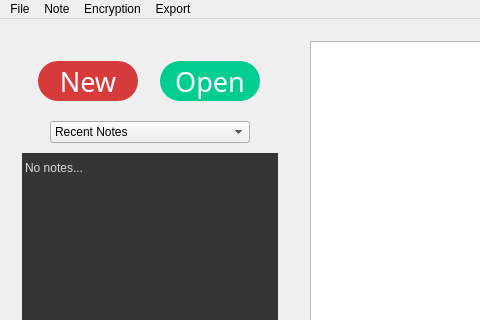
Before: the Qt Designer form mainwindow.ui in dhamith93/QuickNote, drawn with Qt 5; both pictures show x 0 to 480 and y 0 to 320 of the 932 by 782 pixel window.
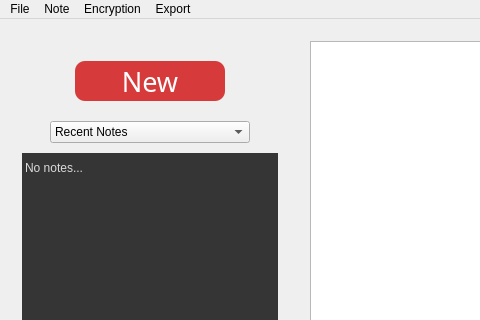
After: the same form once the commit is applied. Custom widgets are drawn as their Qt base class.

Commit message: Conversion to sqlite DB from file based notes

What changed in the file:
```diff
--- a/mainwindow.ui
+++ b/mainwindow.ui
@@ -92,7 +92,7 @@
             </property>
             <property name="maximumSize">
              <size>
-              <width>100</width>
+              <width>150</width>
               <height>40</height>
              </size>
             </property>
@@ -119,7 +119,7 @@
             </property>
             <property name="styleSheet">
              <string notr="true">QPushButton  {
-	border-radius: 20%; 
+	border-radius: 10%; 
 	background-color: #d63a3a;
 	color: #ffffff; 
 }
@@ -138,68 +138,6 @@
             </property>
            </widget>
           </item>
-          <item>
-           <widget class="QPushButton" name="openNoteBtn">
-            <property name="sizePolicy">
-             <sizepolicy hsizetype="Fixed" vsizetype="Fixed">
-              <horstretch>0</horstretch>
-              <verstretch>0</verstretch>
-             </sizepolicy>
-            </property>
-            <property name="minimumSize">
-             <size>
-              <width>80</width>
-              <height>40</height>
-             </size>
-            </property>
-            <property name="maximumSize">
-             <size>
-              <width>100</width>
-              <height>40</height>
-             </size>
-            </property>
-            <property name="baseSize">
-             <size>
-              <width>100</width>
-              <height>100</height>
-             </size>
-            </property>
-            <property name="font">
-             <font>
-              <family>Roboto Mono for Powerline</family>
-              <pointsize>20</pointsize>
-             </font>
-            </property>
-            <property name="cursor">
-             <cursorShape>PointingHandCursor</cursorShape>
-            </property>
-            <property name="toolTip">
-             <string>New Note</string>
-            </property>
-            <property name="layoutDirection">
-             <enum>Qt::LeftToRight</enum>
-            </property>
-            <property name="styleSheet">
-             <string notr="true">QPushButton  {
-	border-radius: 20%; 
-	background-color: #00ce90;
-	color: #ffffff; 
-}
-
-QPushButton:hover  {
-	background-color: #09f1ac; 
-	/*color: #3b3b3b; */
-}
-
-QPushButton:pressed {
-	background-color: #00a573;
-}</string>
-            </property>
-            <property name="text">
-             <string>Open</string>
-            </property>
-           </widget>
-          </item>
          </layout>
         </item>
         <item>
```
The commit also changes 8 other files.
